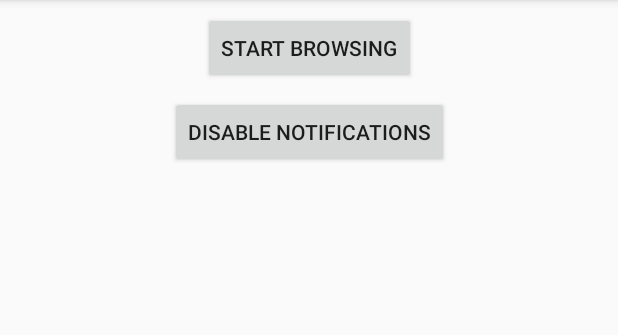
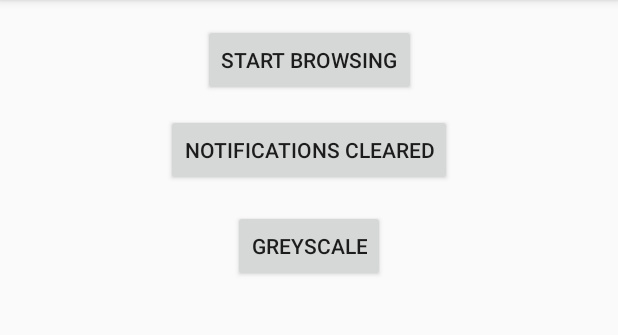
Before and after one commit to jamessimonaro/offgrid, an Android app: the screen it shows after launch (MainActivity), on a phone screen of 412 x 824 dp, the part 84-419 px from its top. Run offline under Robolectric (Android 15) with nearby library versions, the phone set to English and light mode, and no system bars.

Commit message:
Chris's changes - adding notification toggle button

```diff
--- a/app/src/main/AndroidManifest.xml
+++ b/app/src/main/AndroidManifest.xml
@@ -3,6 +3,7 @@
     package="com.example.jamessimonaro.offgridv1">
 
     <uses-permission android:name="android.permission.INTERNET"></uses-permission>
+
 
     <application
         android:allowBackup="true"
@@ -21,4 +22,6 @@
         <activity android:name=".WebBrowser"></activity>
     </application>
 
+
+
 </manifest>
--- a/app/src/main/java/com/example/jamessimonaro/offgridv1/MainActivity.java
+++ b/app/src/main/java/com/example/jamessimonaro/offgridv1/MainActivity.java
@@ -1,5 +1,7 @@
 package com.example.jamessimonaro.offgridv1;
 
+import android.app.NotificationManager;
+import android.content.Context;
 import android.content.Intent;
 import android.graphics.ColorMatrix;
 import android.graphics.ColorMatrixColorFilter;
@@ -13,6 +15,8 @@ import android.widget.TextView;
 public class MainActivity extends AppCompatActivity {
 
     Button browse_btn_;
+    Button notification_btn_;
+    Button greyscale_btn_;
     //TextView textView_;
 
 
@@ -23,6 +27,15 @@ public class MainActivity extends AppCompatActivity {
 
         //Wire button to the java code
         browse_btn_=(Button)findViewById(R.id.browse_btn);
+        notification_btn_=(Button)findViewById(R.id.browse_btn);
+        greyscale_btn_=(Button)findViewById(R.id.browse_btn);
+
+        //How notifications are cleared on-start of application
+        //Unforuantly we cannot disable all notifications w/o root access to the phone (according to my research...) - Chris M.
+        NotificationManager notificationManager = (NotificationManager) getSystemService(NOTIFICATION_SERVICE);
+        notificationManager.cancelAll();
+
+
         //textView_ =(TextView)findViewById(R.id.textView);
 
         //Testing retrieve messages from Web Browser activity
@@ -33,8 +46,8 @@ public class MainActivity extends AppCompatActivity {
 
         //On click listener for the browse button
         browse_btn_.setOnClickListener(new View.OnClickListener() {@Override public void onClick(View v) {  start_browsing();     }});
-
-
+        notification_btn_.setOnClickListener(new View.OnClickListener() {@Override public void onClick(View v) {     }});
+        greyscale_btn_.setOnClickListener(new View.OnClickListener() {@Override public void onClick(View v) {       }});
 
 
     }
@@ -44,6 +57,8 @@ public class MainActivity extends AppCompatActivity {
         MainActivity.this.startActivity(myIntent);
         }
 
+
+
 }
 
 
--- a/app/src/main/res/layout/activity_main.xml
+++ b/app/src/main/res/layout/activity_main.xml
@@ -12,9 +12,10 @@
         android:layout_height="wrap_content"
         android:layout_marginEnd="8dp"
         android:layout_marginStart="8dp"
-        android:layout_marginTop="8dp"
+        android:layout_marginTop="16dp"
         android:text="Start Browsing"
         app:layout_constraintEnd_toEndOf="parent"
+        app:layout_constraintHorizontal_bias="0.502"
         app:layout_constraintStart_toStartOf="parent"
         app:layout_constraintTop_toTopOf="parent" />
 
@@ -24,12 +25,24 @@
         android:layout_height="wrap_content"
         android:layout_marginEnd="8dp"
         android:layout_marginStart="8dp"
-        android:layout_marginTop="8dp"
-        android:text="Disable Notifications"
+        android:layout_marginTop="12dp"
+        android:text="Notifications Cleared"
         app:layout_constraintEnd_toEndOf="parent"
-        app:layout_constraintHorizontal_bias="0.502"
         app:layout_constraintStart_toStartOf="parent"
         app:layout_constraintTop_toBottomOf="@+id/browse_btn" />
 
+    <Button
+        android:id="@+id/greyscale_btn"
+        android:layout_width="wrap_content"
+        android:layout_height="wrap_content"
+        android:layout_marginEnd="8dp"
+        android:layout_marginStart="8dp"
+        android:layout_marginTop="16dp"
+        android:text="Greyscale"
+        app:layout_constraintEnd_toEndOf="parent"
+        app:layout_constraintHorizontal_bias="0.501"
+        app:layout_constraintStart_toStartOf="parent"
+        app:layout_constraintTop_toBottomOf="@+id/notification_btn" />
+
 
 </android.support.constraint.ConstraintLayout>
```
